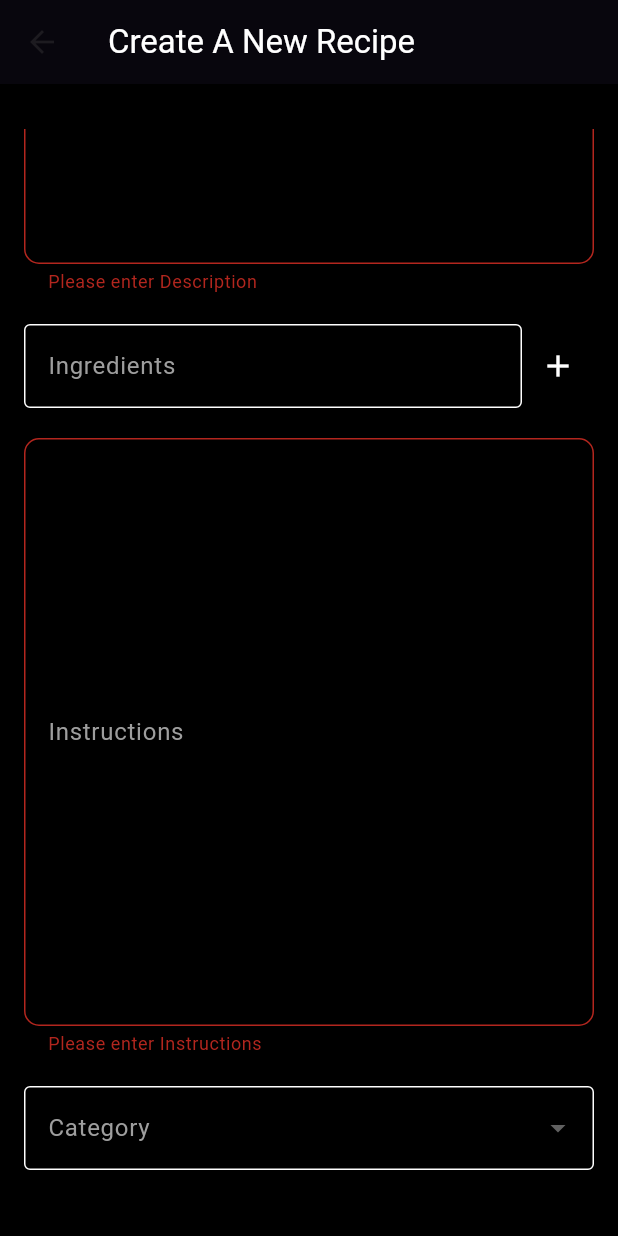
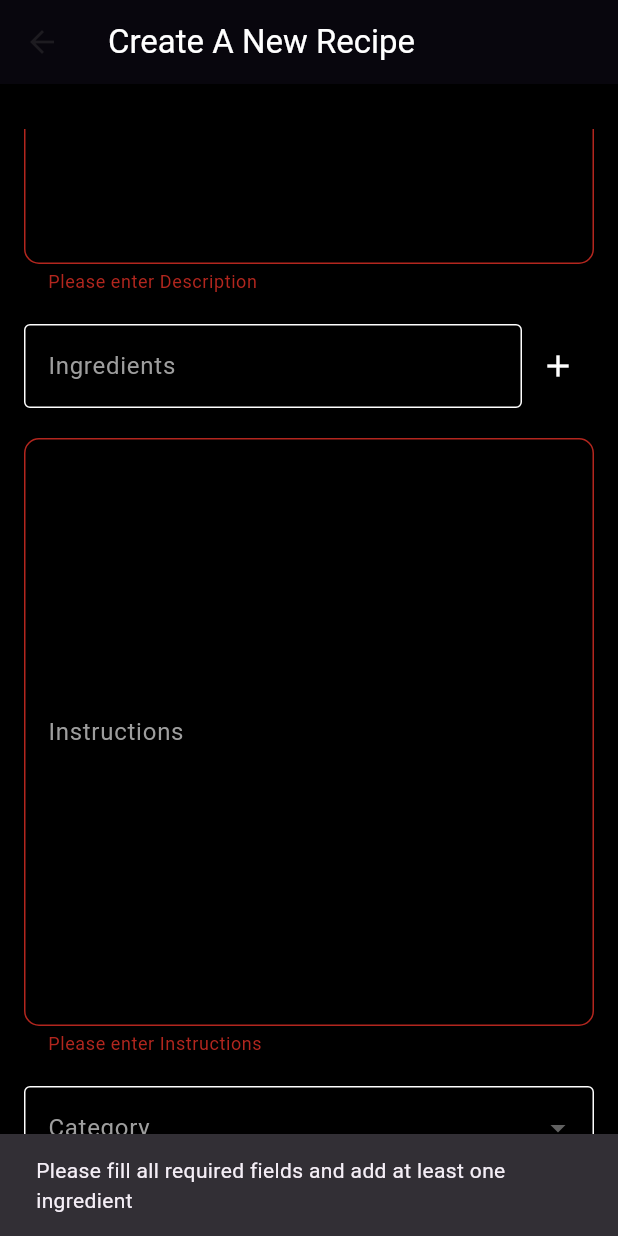
Before and after one commit to Sigrun3va/Lokaverkefni_recipes_app, a Flutter app: the AddRecipeScreen screen opened directly, scrolled down 376 dp, after a tap on "Upload Recipe", on a phone screen of 412 x 824 dp. Run offline on Flutter 3.47's test engine with Material 3 defaults, Android fonts, the phone set to English and light mode, and no system bars; our stand-ins replace image_picker, sqflite; accounts and stored records are empty.

Commit message:
8.1.24(4)

```diff
--- a/lib/screens/profile/add_recipe_screen.dart
+++ b/lib/screens/profile/add_recipe_screen.dart
@@ -34,22 +34,35 @@ class _AddRecipeScreenState extends State<AddRecipeScreen> {
   }
 
   Future<void> _submitRecipe() async {
-    if (_formKey.currentState!.validate()) {
+    if (_formKey.currentState!.validate() && ingredients.isNotEmpty) {
+      try {
+        String defaultImagePath = 'assets/images/comingsoon.jpg';
         RecipeModel newRecipe = RecipeModel(
           id: DateTime.now().millisecondsSinceEpoch.toString(),
           name: nameController.text,
           description: descriptionController.text,
           ingredients: ingredients,
           instructions: instructionsController.text,
-        category:
-            selectedCategories,
-        imagePath: imagePath ?? 'default_image_path',
+          category: selectedCategories,
+          imagePath: imagePath ?? defaultImagePath,
         );
 
         final recipeService = RecipeService();
         await recipeService.writeRecipe(newRecipe);
 
+        ScaffoldMessenger.of(context).showSnackBar(
+          const SnackBar(content: Text('Recipe added successfully!')),
+        );
         Navigator.pop(context);
+      } catch (e) {
+        ScaffoldMessenger.of(context).showSnackBar(
+          SnackBar(content: Text('Error submitting recipe: $e')),
+        );
+      }
+    } else {
+      ScaffoldMessenger.of(context).showSnackBar(
+        const SnackBar(content: Text('Please fill all required fields and add at least one ingredient')),
+      );
     }
   }
 
@@ -90,6 +103,10 @@ class _AddRecipeScreenState extends State<AddRecipeScreen> {
         ingredients.add(ingredientController.text);
         ingredientController.clear();
       });
+    } else {
+      ScaffoldMessenger.of(context).showSnackBar(
+        const SnackBar(content: Text('Please enter an ingredient before adding')),
+      );
     }
   }
 
```
Lines whose indentation alone changed are shown as unchanged.
